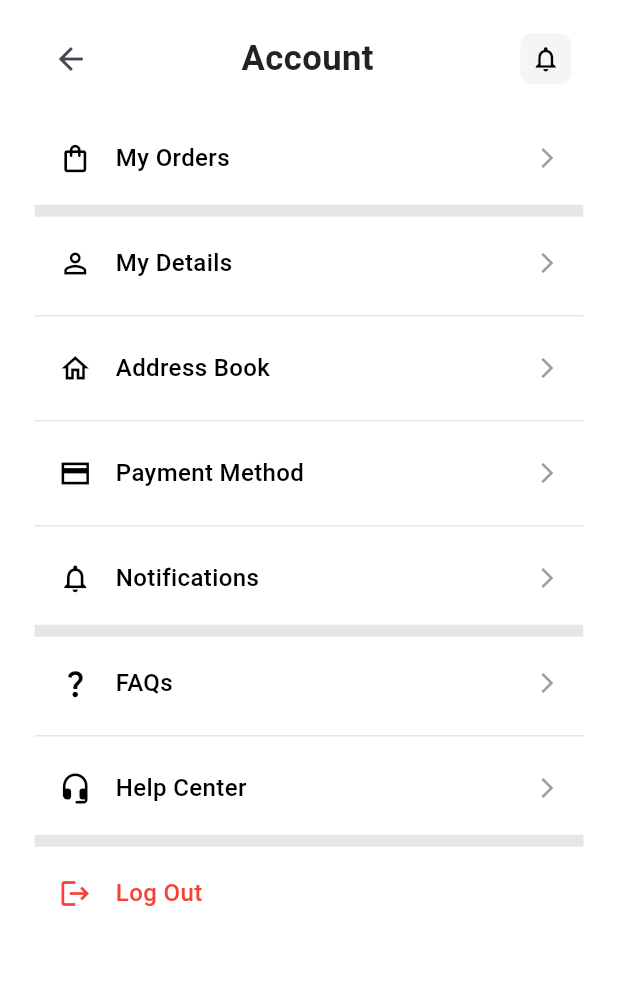
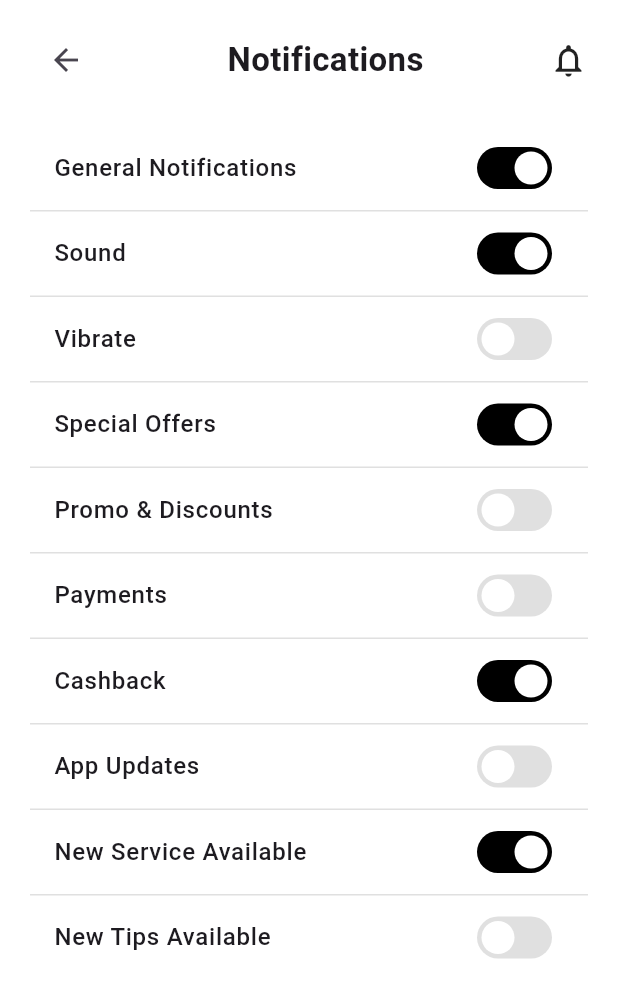
Before and after one commit to MohamadRamahi/ecommerce_app, a Flutter app: the ProfileScreen screen opened directly, after a tap on "Notifications", on a phone screen of 412 x 824 dp. Shown: the top 998 px of the screen. Run offline on Flutter 3.47's test engine with Material 3 defaults, Android fonts, the phone set to English and light mode, and no system bars; our stand-ins replace bloc, firebase_auth, firebase_core, firebase_messaging, flutter_bloc, font_awesome_flutter and 6 more; accounts and stored records are empty.

Commit message:
create notification setting screen

```diff
--- /dev/null
+++ b/lib/cubit/notification_setting_cubit.dart
@@ -0,0 +1,24 @@
+import 'package:flutter_bloc/flutter_bloc.dart';
+
+class NotificationSettingCubit extends Cubit<List<Map<String, dynamic>>> {
+  NotificationSettingCubit()
+      : super([
+    {"title": "General Notifications", "value": true},
+    {"title": "Sound", "value": true},
+    {"title": "Vibrate", "value": false},
+    {"title": "Special Offers", "value": true},
+    {"title": "Promo & Discounts", "value": false},
+    {"title": "Payments", "value": false},
+    {"title": "Cashback", "value": true},
+    {"title": "App Updates", "value": false},
+    {"title": "New Service Available", "value": true},
+    {"title": "New Tips Available", "value": false},
+
+  ]);
+
+  void toggleSettingNotification(int index, bool newValue) {
+    final updatedList = List<Map<String, dynamic>>.from(state);
+    updatedList[index]["value"] = newValue;
+    emit(updatedList);
+  }
+}
--- a/lib/main.dart
+++ b/lib/main.dart
@@ -5,6 +5,7 @@ import 'package:ecommerce/cubit/forget_password_cubit.dart';
 import 'package:ecommerce/cubit/location_cubit.dart';
 import 'package:ecommerce/cubit/login_cubit.dart';
 import 'package:ecommerce/cubit/notification_cubit.dart';
+import 'package:ecommerce/cubit/notification_setting_cubit.dart';
 import 'package:ecommerce/cubit/onbording_cubit.dart';
 import 'package:ecommerce/cubit/otp_cubit.dart';
 import 'package:ecommerce/cubit/paymnet_cubit.dart';
@@ -58,7 +59,8 @@ class MyApp extends StatelessWidget {
           BlocProvider(create: (context)=>FavoriteProductsCubit()),
           BlocProvider(create: (context)=>CartCubit()),
           BlocProvider(create: (context)=>SizeCubit()),
-          BlocProvider(create: (context)=>PaymentCubit())
+          BlocProvider(create: (context)=>PaymentCubit()),
+          BlocProvider(create: (context)=>NotificationSettingCubit())
 
         ],
         child:MaterialApp(
--- /dev/null
+++ b/lib/view/screens/profile_notification_screen.dart
@@ -0,0 +1,78 @@
+import 'package:ecommerce/cubit/notification_setting_cubit.dart';
+import 'package:ecommerce/view/widget/custom_toggle_widget.dart';
+import 'package:flutter/material.dart';
+import 'package:flutter_bloc/flutter_bloc.dart';
+import 'package:ecommerce/cubit/notification_cubit.dart';
+
+class ProfileNotificationScreen extends StatelessWidget {
+  const ProfileNotificationScreen({super.key});
+
+  @override
+  Widget build(BuildContext context) {
+    return BlocProvider(
+      create: (_) => NotificationCubit(),
+      child: Scaffold(
+        backgroundColor: Colors.white,
+        body: SafeArea(
+          child: Padding(
+            padding: const EdgeInsets.symmetric(horizontal: 20, vertical: 16),
+            child: Column(
+              crossAxisAlignment: CrossAxisAlignment.start,
+              children: [
+                /// Header
+                Row(
+                  mainAxisAlignment: MainAxisAlignment.spaceBetween,
+                  children: const [
+                    BackButton(),
+                    Text(
+                      "Notifications",
+                      style: TextStyle(fontSize: 22, fontWeight: FontWeight.bold),
+                    ),
+                    Icon(Icons.notifications_none, size: 26),
+                  ],
+                ),
+                const SizedBox(height: 20),
+
+                /// Dynamic List
+                Expanded(
+                  child: BlocBuilder<NotificationSettingCubit, List<Map<String, dynamic>>>(
+                    builder: (context, notificationSettings) {
+                      return ListView.separated(
+                        itemCount: notificationSettings.length,
+                        separatorBuilder: (_, __) => Divider(
+                          color: Colors.grey.shade300,
+                          height: 1,
+                        ),
+                        itemBuilder: (context, index) {
+                          final item = notificationSettings[index];
+                          return ListTile(
+                            title: Text(
+                              item["title"],
+                              style: const TextStyle(
+                                fontSize: 16,
+                                fontWeight: FontWeight.w500,
+                              ),
+                            ),
+                            trailing: CustomToggleSwitch(
+                              value: item["value"],
+                              onChanged: (value) {
+                                context
+                                    .read<NotificationSettingCubit>()
+                                    .toggleSettingNotification(index, value);
+                              },
+                            ),
+
+                          );
+                        },
+                      );
+                    },
+                  ),
+                ),
+              ],
+            ),
+          ),
+        ),
+      ),
+    );
+  }
+}
--- a/lib/view/screens/profile_screen.dart
+++ b/lib/view/screens/profile_screen.dart
@@ -1,5 +1,6 @@
 import 'package:ecommerce/responsive.dart';
 import 'package:ecommerce/view/screens/help_center_screen.dart';
+import 'package:ecommerce/view/screens/profile_notification_screen.dart';
 import 'package:ecommerce/view/widget/log_out_dialog_widget.dart';
 import 'package:ecommerce/view/widget/notification_icon_widget.dart';
 import 'package:firebase_auth/firebase_auth.dart';
@@ -74,7 +75,10 @@ class ProfileScreen extends StatelessWidget {
                     ProfileMenuItem(
                       icon: Icons.notifications_none_outlined,
                       title: 'Notifications',
-                      onTap: () {},
+                      onTap: () {
+                        Navigator.push(context,
+                            MaterialPageRoute(builder: (context)=>ProfileNotificationScreen()));
+                      },
                     ),
                     Divider(thickness: 8, color: Color(0xffE6E6E6)),
                     ProfileMenuItem(
--- /dev/null
+++ b/lib/view/widget/custom_toggle_widget.dart
@@ -0,0 +1,41 @@
+import 'package:flutter/material.dart';
+
+class CustomToggleSwitch extends StatelessWidget {
+  final bool value;
+  final ValueChanged<bool> onChanged;
+
+  const CustomToggleSwitch({
+    Key? key,
+    required this.value,
+    required this.onChanged,
+  }) : super(key: key);
+
+  @override
+  Widget build(BuildContext context) {
+    return GestureDetector(
+      onTap: () => onChanged(!value),
+      child: AnimatedContainer(
+        duration: const Duration(milliseconds: 200),
+        width: 50,
+        height: 28,
+        decoration: BoxDecoration(
+          borderRadius: BorderRadius.circular(40),
+          color: value ? Colors.black : Colors.grey.shade300,
+        ),
+        child: AnimatedAlign(
+          duration: const Duration(milliseconds: 200),
+          alignment: value ? Alignment.centerRight : Alignment.centerLeft,
+          child: Container(
+            width: 22,
+            height: 22,
+            margin: const EdgeInsets.all(3),
+            decoration: const BoxDecoration(
+              color: Colors.white,
+              shape: BoxShape.circle,
+            ),
+          ),
+        ),
+      ),
+    );
+  }
+}
```
